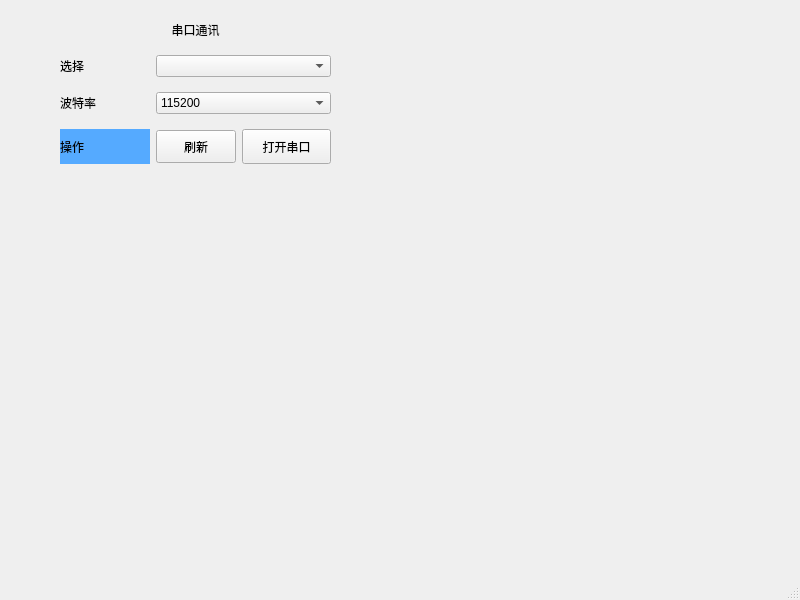
Before: the Qt Designer form ui_mainwidow.ui in StrangeChan/SerialDebuggingAssistant, drawn with Qt 5.
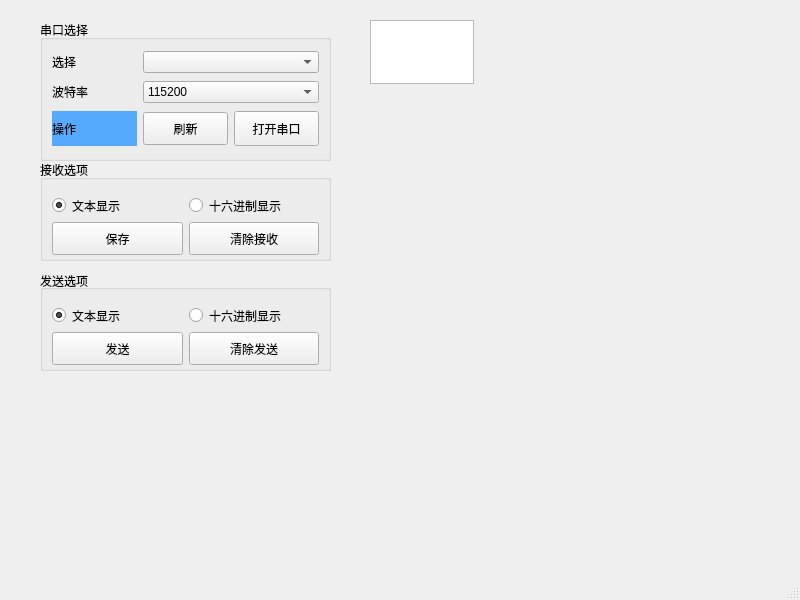
After: the same form once the commit is applied.

```diff
--- a/ui_mainwidow.ui
+++ b/ui_mainwidow.ui
@@ -14,33 +14,37 @@
    <string>串口调试助手</string>
   </property>
   <widget class="QWidget" name="centralwidget">
-   <widget class="QWidget" name="layoutWidget">
+   <widget class="QPlainTextEdit" name="plainTextEdit">
     <property name="geometry">
      <rect>
-      <x>60</x>
+      <x>370</x>
       <y>20</y>
-      <width>271</width>
-      <height>144</height>
+      <width>104</width>
+      <height>64</height>
      </rect>
     </property>
-    <layout class="QGridLayout" name="gridLayout" rowstretch="0,0,0,0" columnstretch="0,0,0">
-     <property name="sizeConstraint">
-      <enum>QLayout::SetDefaultConstraint</enum>
-     </property>
-     <property name="verticalSpacing">
-      <number>15</number>
-     </property>
-     <item row="0" column="0" colspan="3">
-      <widget class="QLabel" name="label_25">
+   </widget>
+   <widget class="QGroupBox" name="groupBox">
+    <property name="geometry">
+     <rect>
+      <x>40</x>
+      <y>20</y>
+      <width>291</width>
+      <height>141</height>
+     </rect>
+    </property>
+    <property name="title">
+     <string>串口选择</string>
+    </property>
+    <layout class="QGridLayout" name="gridLayout_2">
+     <item row="1" column="0">
+      <widget class="QLabel" name="label_27">
        <property name="text">
-        <string>串口通讯</string>
-       </property>
-       <property name="alignment">
-        <set>Qt::AlignCenter</set>
+        <string>波特率</string>
        </property>
       </widget>
      </item>
-     <item row="1" column="0">
+     <item row="0" column="0">
       <widget class="QLabel" name="label_26">
        <property name="maximumSize">
         <size>
@@ -54,16 +58,6 @@
       </widget>
      </item>
      <item row="1" column="1" colspan="2">
-      <widget class="QComboBox" name="comboBox_com"/>
-     </item>
-     <item row="2" column="0">
-      <widget class="QLabel" name="label_27">
-       <property name="text">
-        <string>波特率</string>
-       </property>
-      </widget>
-     </item>
-     <item row="2" column="1" colspan="2">
       <widget class="QComboBox" name="comboBox_baud">
        <item>
         <property name="text">
@@ -82,7 +76,7 @@
        </item>
       </widget>
      </item>
-     <item row="3" column="0">
+     <item row="2" column="0">
       <widget class="QLabel" name="label_28">
        <property name="styleSheet">
         <string notr="true">background:rgb(85, 170, 255)</string>
@@ -92,10 +86,26 @@
        </property>
       </widget>
      </item>
-     <item row="3" column="1">
+     <item row="0" column="1" colspan="2">
+      <widget class="QComboBox" name="comboBox_com"/>
+     </item>
+     <item row="2" column="2">
+      <widget class="QPushButton" name="pushButton_uart_sw">
+       <property name="minimumSize">
+        <size>
+         <width>0</width>
+         <height>35</height>
+        </size>
+       </property>
+       <property name="text">
+        <string>打开串口</string>
+       </property>
+      </widget>
+     </item>
+     <item row="2" column="1">
       <widget class="QPushButton" name="pushButton_uart_rfresh">
        <property name="sizePolicy">
-        <sizepolicy hsizetype="Maximum" vsizetype="Fixed">
+        <sizepolicy hsizetype="Minimum" vsizetype="Fixed">
          <horstretch>0</horstretch>
          <verstretch>0</verstretch>
         </sizepolicy>
@@ -126,16 +136,164 @@
        </property>
       </widget>
      </item>
-     <item row="3" column="2">
-      <widget class="QPushButton" name="pushButton_uart_sw">
+    </layout>
+   </widget>
+   <widget class="QGroupBox" name="groupBox_2">
+    <property name="geometry">
+     <rect>
+      <x>40</x>
+      <y>160</y>
+      <width>291</width>
+      <height>101</height>
+     </rect>
+    </property>
+    <property name="title">
+     <string>接收选项</string>
+    </property>
+    <layout class="QGridLayout" name="gridLayout">
+     <item row="0" column="0">
+      <widget class="QRadioButton" name="radioButton_show_ascii">
        <property name="minimumSize">
         <size>
          <width>0</width>
-         <height>35</height>
+         <height>33</height>
         </size>
        </property>
        <property name="text">
-        <string>打开串口</string>
+        <string>文本显示</string>
+       </property>
+       <property name="checkable">
+        <bool>true</bool>
+       </property>
+       <property name="checked">
+        <bool>true</bool>
+       </property>
+       <property name="autoExclusive">
+        <bool>true</bool>
+       </property>
+      </widget>
+     </item>
+     <item row="0" column="1">
+      <widget class="QRadioButton" name="radioButton_show_hex">
+       <property name="minimumSize">
+        <size>
+         <width>0</width>
+         <height>33</height>
+        </size>
+       </property>
+       <property name="text">
+        <string>十六进制显示</string>
+       </property>
+       <property name="checked">
+        <bool>false</bool>
+       </property>
+      </widget>
+     </item>
+     <item row="1" column="0">
+      <widget class="QPushButton" name="pushButton_save">
+       <property name="minimumSize">
+        <size>
+         <width>0</width>
+         <height>33</height>
+        </size>
+       </property>
+       <property name="text">
+        <string>保存</string>
+       </property>
+      </widget>
+     </item>
+     <item row="1" column="1">
+      <widget class="QPushButton" name="pushButton_clean">
+       <property name="minimumSize">
+        <size>
+         <width>0</width>
+         <height>33</height>
+        </size>
+       </property>
+       <property name="text">
+        <string>清除接收</string>
+       </property>
+      </widget>
+     </item>
+    </layout>
+   </widget>
+   <widget class="QGroupBox" name="groupBox_3">
+    <property name="geometry">
+     <rect>
+      <x>40</x>
+      <y>270</y>
+      <width>291</width>
+      <height>101</height>
+     </rect>
+    </property>
+    <property name="title">
+     <string>发送选项</string>
+    </property>
+    <property name="alignment">
+     <set>Qt::AlignLeading|Qt::AlignLeft|Qt::AlignVCenter</set>
+    </property>
+    <layout class="QGridLayout" name="gridLayout_3">
+     <item row="0" column="0">
+      <widget class="QRadioButton" name="radioButton_tx_ascii">
+       <property name="minimumSize">
+        <size>
+         <width>0</width>
+         <height>33</height>
+        </size>
+       </property>
+       <property name="text">
+        <string>文本显示</string>
+       </property>
+       <property name="checkable">
+        <bool>true</bool>
+       </property>
+       <property name="checked">
+        <bool>true</bool>
+       </property>
+       <property name="autoExclusive">
+        <bool>true</bool>
+       </property>
+      </widget>
+     </item>
+     <item row="0" column="1">
+      <widget class="QRadioButton" name="radioButton_tx_hex">
+       <property name="minimumSize">
+        <size>
+         <width>0</width>
+         <height>33</height>
+        </size>
+       </property>
+       <property name="text">
+        <string>十六进制显示</string>
+       </property>
+       <property name="checked">
+        <bool>false</bool>
+       </property>
+      </widget>
+     </item>
+     <item row="1" column="0">
+      <widget class="QPushButton" name="pushButton_tx">
+       <property name="minimumSize">
+        <size>
+         <width>0</width>
+         <height>33</height>
+        </size>
+       </property>
+       <property name="text">
+        <string>发送</string>
+       </property>
+      </widget>
+     </item>
+     <item row="1" column="1">
+      <widget class="QPushButton" name="pushButton_clean_tx">
+       <property name="minimumSize">
+        <size>
+         <width>0</width>
+         <height>33</height>
+        </size>
+       </property>
+       <property name="text">
+        <string>清除发送</string>
        </property>
       </widget>
      </item>
```
